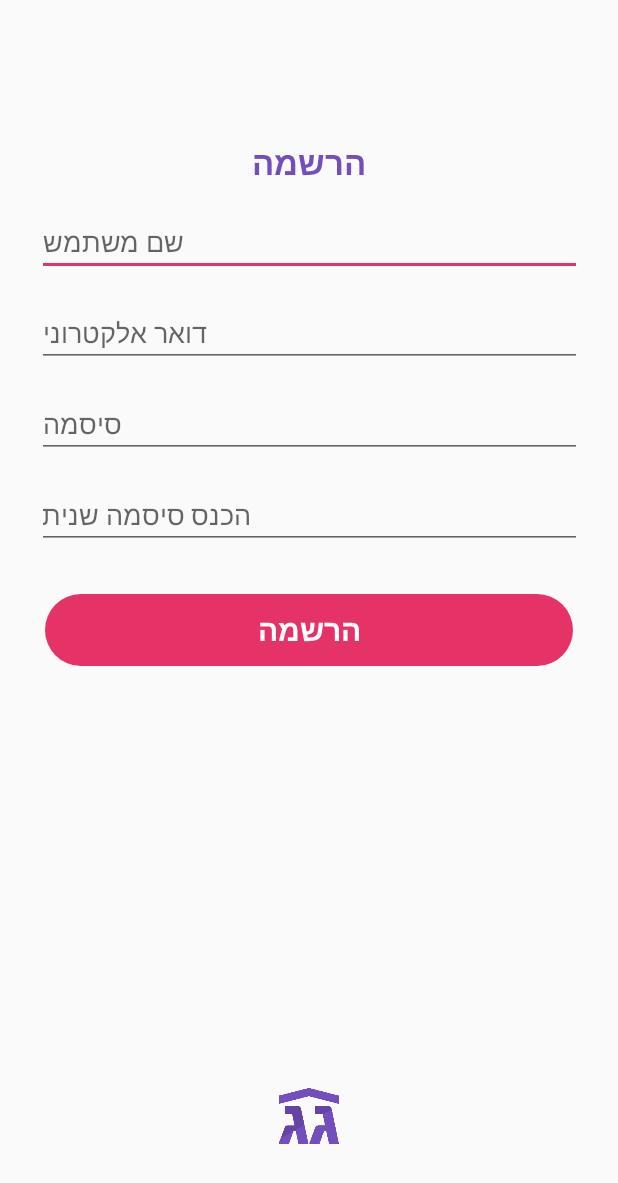
After one commit to Etinka/AndroidAppFinalProject, an Android app: the RegisterActivity screen opened directly, with no data from a screen before it, on a phone screen of 412 x 824 dp. The commit adds this screen. Shown: the top 1183 px of the screen. Run offline under Robolectric (Android 15) with nearby library versions, the phone set to English and light mode, and no system bars; Roboto replaces fonts that are not available here.

Commit message:
Added the register page

```diff
--- a/app/src/main/AndroidManifest.xml
+++ b/app/src/main/AndroidManifest.xml
@@ -30,6 +30,8 @@
             android:name=".tabs.MainActivity"
             android:label="@string/app_name" />
 
+        <activity android:name=".register.RegisterActivity"/>
+
         <meta-data
             android:name="preloaded_fonts"
             android:resource="@array/preloaded_fonts" />
--- a/app/src/main/java/com/colman/finalproject/login/LoginActivity.java
+++ b/app/src/main/java/com/colman/finalproject/login/LoginActivity.java
@@ -15,8 +15,10 @@ import android.widget.EditText;
 
 import com.colman.finalproject.R;
 import com.colman.finalproject.bases.GagBaseActivity;
+import com.colman.finalproject.register.RegisterActivity;
 import com.colman.finalproject.tabs.MainActivity;
 import com.colman.finalproject.utils.UIUtils;
+import com.google.android.gms.common.api.GoogleApiClient;
 
 //TODO add error handling and edit text verification + loading and disabling buttons
 //and move logic to view model
@@ -61,7 +63,10 @@ public class LoginActivity extends GagBaseActivity {
         });
 
         findViewById(R.id.registerBtn).setOnClickListener(v -> {
-            //TODO add launch register activity
+            Intent intent = new Intent(LoginActivity.this, RegisterActivity.class);
+            startActivity(intent);
+
+
         });
 
         mModel.observeSignedInLiveData(this, isSignedIn -> {
--- /dev/null
+++ b/app/src/main/java/com/colman/finalproject/register/RegisterActivity.java
@@ -0,0 +1,48 @@
+package com.colman.finalproject.register;
+
+import android.os.Bundle;
+import android.support.annotation.Nullable;
+import android.support.design.widget.Snackbar;
+import android.util.Patterns;
+import android.widget.EditText;
+
+import com.colman.finalproject.R;
+import com.colman.finalproject.bases.GagBaseActivity;
+import com.colman.finalproject.utils.UIUtils;
+
+import java.util.regex.Pattern;
+
+public class RegisterActivity extends GagBaseActivity {
+
+    private EditText mUserName;
+    private EditText mEmail;
+    private EditText mPassword;
+    private EditText mPasswordValidator;
+
+    private Snackbar errorSnackbar;
+
+    @Override
+    protected void onCreate(@Nullable Bundle savedInstanceState) {
+        super.onCreate(savedInstanceState);
+        setContentView(R.layout.activity_register);
+
+        mEmail = findViewById(R.id.email);
+        mUserName = findViewById(R.id.user_name);
+        mPassword = findViewById(R.id.password);
+        mPasswordValidator = findViewById(R.id.passwordValidator);
+
+        mEmail.setOnFocusChangeListener((view, isFocused) -> {
+            if(!isFocused && !isValidEmail(mEmail.getText().toString())) {
+                errorSnackbar = UIUtils.showSnackbar(view.getContext(), mEmail, "Invalid Email", Snackbar.LENGTH_INDEFINITE);
+            } else if (isFocused && errorSnackbar != null) {
+                errorSnackbar.dismiss();
+            }
+        });
+
+    }
+
+    private boolean isValidEmail(String email) {
+        Pattern pattern = Patterns.EMAIL_ADDRESS;
+        return pattern.matcher(email).matches();
+    }
+}
--- a/app/src/main/java/com/colman/finalproject/utils/UIUtils.java
+++ b/app/src/main/java/com/colman/finalproject/utils/UIUtils.java
@@ -9,12 +9,14 @@ import android.widget.TextView;
 
 public class UIUtils {
 
-    public static void showSnackbar(Context context, @NonNull View view, @NonNull CharSequence text, int duration) {
+    public static Snackbar showSnackbar(Context context, @NonNull View view, @NonNull CharSequence text, int duration) {
         Snackbar snackbar = Snackbar.make(view, text, duration);
         View snackbarView = snackbar.getView();
         int snackbarTextId = android.support.design.R.id.snackbar_text;
         TextView textView = snackbarView.findViewById(snackbarTextId);
         textView.setTextColor(ContextCompat.getColor(context, android.R.color.white));
         snackbar.show();
+
+        return snackbar;
     }
 }
--- /dev/null
+++ b/app/src/main/res/layout/activity_register.xml
@@ -0,0 +1,117 @@
+<?xml version="1.0" encoding="utf-8"?>
+<android.support.constraint.ConstraintLayout xmlns:android="http://schemas.android.com/apk/res/android"
+    android:layout_width="match_parent"
+    android:layout_height="match_parent"
+    xmlns:app="http://schemas.android.com/apk/res-auto">
+
+    <TextView
+        android:id="@+id/register_title"
+        android:layout_width="match_parent"
+        android:layout_height="wrap_content"
+        android:text="הרשמה"
+        android:textSize="22dp"
+        android:textStyle="bold"
+        android:textColor="@color/colorPrimary"
+        android:layout_marginTop="93dp"
+        app:layout_constraintTop_toTopOf="parent"
+        android:textAlignment="center"/>
+
+    <android.support.design.widget.TextInputEditText
+        android:id="@+id/user_name"
+        android:layout_height="wrap_content"
+        android:layout_width="363dp"
+        android:layout_marginStart="8dp"
+        android:layout_marginEnd="8dp"
+        android:layout_marginTop="15dp"
+        android:hint="שם משתמש"
+        android:textAlignment="viewStart"
+        android:gravity="start"
+        app:layout_constraintTop_toBottomOf="@id/register_title"
+        app:layout_constraintStart_toStartOf="parent"
+        app:layout_constraintEnd_toEndOf="parent"
+        />
+
+    <android.support.design.widget.TextInputEditText
+        android:id="@+id/email"
+        android:layout_height="wrap_content"
+        android:layout_width="363dp"
+        android:layout_marginStart="8dp"
+        android:layout_marginEnd="8dp"
+        android:layout_marginTop="15dp"
+        android:hint="דואר אלקטרוני"
+        android:textAlignment="viewStart"
+        android:inputType="textEmailAddress"
+        android:gravity="start"
+        app:layout_constraintTop_toBottomOf="@id/user_name"
+        app:layout_constraintStart_toStartOf="parent"
+        app:layout_constraintEnd_toEndOf="parent"
+        />
+
+    <android.support.design.widget.TextInputEditText
+        android:id="@+id/password"
+        android:layout_height="wrap_content"
+        android:layout_width="363dp"
+        android:layout_marginStart="8dp"
+        android:layout_marginEnd="8dp"
+        android:layout_marginTop="15dp"
+        android:hint="סיסמה"
+        android:textAlignment="viewStart"
+        android:gravity="start"
+        app:layout_constraintTop_toBottomOf="@id/email"
+        app:layout_constraintStart_toStartOf="parent"
+        app:layout_constraintEnd_toEndOf="parent"
+        />
+
+    <android.support.design.widget.TextInputEditText
+        android:id="@+id/passwordValidator"
+        android:layout_height="wrap_content"
+        android:layout_width="363dp"
+        android:layout_marginStart="8dp"
+        android:layout_marginEnd="8dp"
+        android:layout_marginTop="15dp"
+        android:hint="הכנס סיסמה שנית"
+        android:textAlignment="viewStart"
+        android:gravity="start"
+        app:layout_constraintTop_toBottomOf="@id/password"
+        app:layout_constraintStart_toStartOf="parent"
+        app:layout_constraintEnd_toEndOf="parent"
+        />
+
+    <Button
+        android:id="@+id/register_btn"
+        android:layout_width="0dp"
+        android:layout_height="wrap_content"
+        android:layout_marginStart="30dp"
+        android:layout_marginEnd="30dp"
+        android:layout_marginTop="30dp"
+        android:text="הרשמה"
+        android:textSize="20sp"
+        android:background="@drawable/elipsis_button"
+        android:textColor="@android:color/white"
+        app:layout_constraintEnd_toEndOf="parent"
+        app:layout_constraintStart_toStartOf="parent"
+        app:layout_constraintTop_toBottomOf= "@id/passwordValidator"
+        app:layout_constraintVertical_chainStyle="packed" />
+
+    <ProgressBar
+        android:id="@+id/register_loader"
+        android:layout_width="wrap_content"
+        android:layout_height="wrap_content"
+        app:layout_constraintTop_toTopOf="@id/register_btn"
+        app:layout_constraintBottom_toBottomOf="@id/register_btn"
+        app:layout_constraintStart_toStartOf="@id/register_btn"
+        app:layout_constraintEnd_toEndOf="@id/register_btn"
+        android:visibility="gone"
+        android:indeterminateTint="@android:color/white"/>
+
+    <ImageView
+        android:id="@+id/logo"
+        android:layout_width="40dp"
+        android:layout_height="40dp"
+        android:src="@drawable/roof_logo"
+        app:layout_constraintStart_toStartOf="parent"
+        app:layout_constraintEnd_toEndOf="parent"
+        app:layout_constraintBottom_toBottomOf="parent"
+        android:layout_marginBottom="60dp" />
+
+</android.support.constraint.ConstraintLayout>
```
